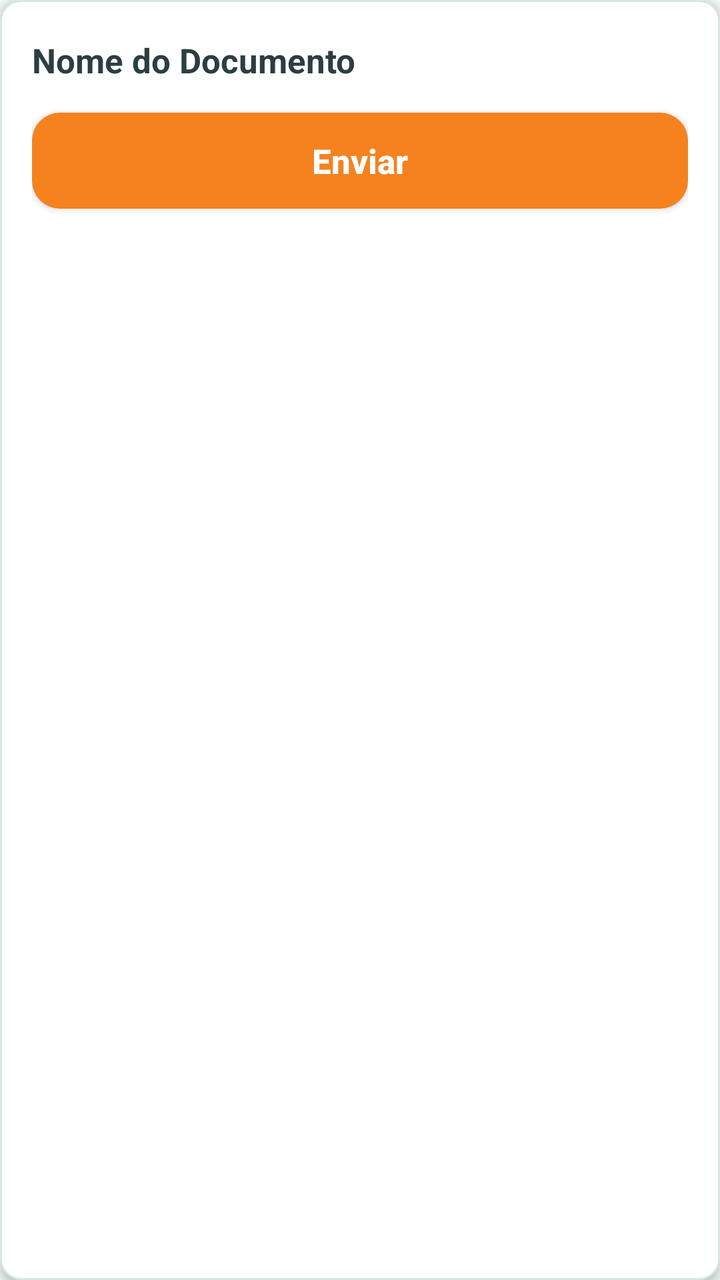
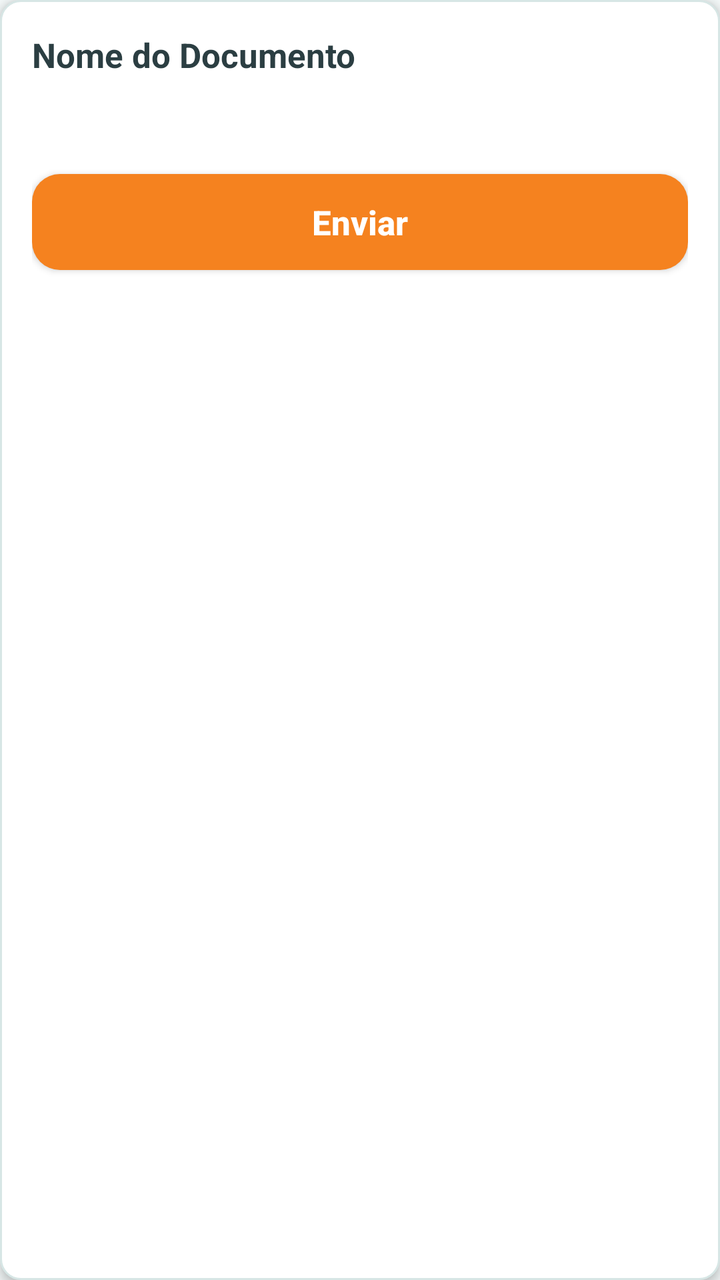

Before-and-after screenshots of an Android layout around one commit, followed by the original layout XML and the change that was made.
<!-- AndroidManifest.xml: application theme AppTheme -->
<!-- res/layout/item_documento.xml -->
<?xml version="1.0" encoding="utf-8"?>
<LinearLayout
    xmlns:android="http://schemas.android.com/apk/res/android"
    android:layout_width="match_parent"
    android:layout_height="wrap_content"
    android:orientation="vertical"
    android:layout_marginStart="16dp"
    android:layout_marginEnd="16dp"
    android:layout_marginBottom="12dp"
    android:background="@drawable/bg_cadier_card"
    android:elevation="3dp"
    android:padding="16dp">

    
    <FrameLayout
        android:id="@+id/frameAvatarItemDocumento"
        android:layout_width="72dp"
        android:layout_height="72dp"
        android:layout_gravity="center_horizontal"
        android:layout_marginBottom="10dp"
        android:visibility="gone">

        <View
            android:layout_width="72dp"
            android:layout_height="72dp"
            android:background="@drawable/bg_cadier_avatar_ring"/>

        <ImageView
            android:id="@+id/imageViewAvatarItemDocumento"
            android:layout_width="64dp"
            android:layout_height="64dp"
            android:layout_gravity="center"
            android:background="@drawable/bg_cadier_avatar_mask"
            android:clipToOutline="true"
            android:scaleType="centerInside"/>
    </FrameLayout>

    
    <LinearLayout
        android:id="@+id/containerObsItemDocumento"
        android:layout_width="match_parent"
        android:layout_height="wrap_content"
        android:orientation="vertical"
        android:layout_marginBottom="12dp"
        android:background="@drawable/bg_cadier_warning"
        android:padding="12dp"
        android:visibility="gone">

        <TextView
            style="@style/Cadier.Text.Body.Secondary"
            android:layout_width="match_parent"
            android:layout_height="wrap_content"
            android:textAlignment="center"
            android:text="Essa foto será usada na confecção da sua Credencial PVC. Escolha uma foto nítida, de rosto, com fundo neutro."/>
    </LinearLayout>

    <LinearLayout
        android:layout_width="match_parent"
        android:layout_height="wrap_content"
        android:gravity="center_vertical"
        android:orientation="horizontal">

        <TextView
            android:id="@+id/textViewNomeItemDocumento"
            style="@style/Cadier.Text.Body"
            android:layout_width="0dp"
            android:layout_height="wrap_content"
            android:layout_weight="1"
            android:textStyle="bold"
            android:text="Nome do Documento"/>

        <TextView
            android:id="@+id/textViewStatusItemDocumento"
            android:layout_width="wrap_content"
            android:layout_height="wrap_content"
            android:textColor="@color/cadier_text_on_dark"
            android:textStyle="bold"
            android:textSize="@dimen/cadier_text_caption"
            android:paddingLeft="10dp"
            android:paddingRight="10dp"
            android:paddingTop="4dp"
            android:paddingBottom="4dp"
            android:text="Pendente"/>
    </LinearLayout>

    <TextView
        android:id="@+id/textViewMotivoRejeicaoItemDocumento"
        style="@style/Cadier.Text.Caption"
        android:layout_width="match_parent"
        android:layout_height="wrap_content"
        android:layout_marginTop="8dp"
        android:textColor="@color/status_error"
        android:visibility="gone"
        android:text="Motivo da rejeição"/>

    <Button
        android:id="@+id/buttonEnviarItemDocumento"
        style="@style/Cadier.Button.Secondary"
        android:layout_width="match_parent"
        android:layout_height="48dp"
        android:layout_marginTop="12dp"
        android:text="Enviar"/>

</LinearLayout>
<!-- resources referenced by this layout -->
<resources>
  <color name="cadier_text_on_dark">#FFFFFF</color>
  <color name="status_error">#D32F2F</color>
  <dimen name="cadier_text_caption">15sp</dimen>
  <!-- drawable bg_cadier_avatar_mask (drawable) -->
  <?xml version="1.0" encoding="utf-8"?>
  <shape xmlns:android="http://schemas.android.com/apk/res/android" android:shape="oval">
      <solid android:color="@color/cadier_surface"/>
  </shape>
  <!-- drawable bg_cadier_avatar_ring (drawable) -->
  <?xml version="1.0" encoding="utf-8"?>
  <shape xmlns:android="http://schemas.android.com/apk/res/android" android:shape="oval">
      <solid android:color="@color/cadier_teal"/>
  </shape>
  <!-- drawable bg_cadier_card (drawable) -->
  <?xml version="1.0" encoding="utf-8"?>
  <shape xmlns:android="http://schemas.android.com/apk/res/android" android:shape="rectangle">
      <solid android:color="@color/cadier_surface"/>
      <stroke android:width="1dp" android:color="@color/cadier_border"/>
      <corners android:radius="@dimen/cadier_radius_card"/>
  </shape>
  <!-- drawable bg_cadier_warning (drawable) -->
  <?xml version="1.0" encoding="utf-8"?>
  <shape xmlns:android="http://schemas.android.com/apk/res/android" android:shape="rectangle">
      <solid android:color="@color/cadier_warning_bg"/>
      <stroke android:width="1dp" android:color="@color/cadier_warning_border"/>
      <corners android:radius="@dimen/cadier_radius_card"/>
  </shape>
  <style name="Cadier.Button.Secondary">
          <item name="android:background">@drawable/bg_cadier_button_secondary</item>
      </style>
  <style name="Cadier.Text.Body" parent="">
          <item name="android:textSize">@dimen/cadier_text_body</item>
          <item name="android:textColor">@color/cadier_text_primary</item>
      </style>
  <style name="Cadier.Text.Body.Secondary" parent="Cadier.Text.Body">
          <item name="android:textSize">@dimen/cadier_text_body_secondary</item>
          <item name="android:textColor">@color/cadier_text_secondary</item>
      </style>
  <style name="Cadier.Text.Caption" parent="">
          <item name="android:textSize">@dimen/cadier_text_caption</item>
          <item name="android:textColor">@color/cadier_text_secondary</item>
      </style>
  <style name="AppTheme" parent="Theme.AppCompat.Light.NoActionBar">
          
          <item name="colorPrimary">@color/colorPrimary</item>
          <item name="colorPrimaryDark">@color/colorPrimaryDark</item>
          <item name="colorAccent">@color/colorAccent</item>
          <item name="android:windowBackground">@color/cadier_bg</item>
          <item name="android:textColorPrimary">@color/cadier_text_primary</item>
      </style>
  <color name="cadier_surface">#FFFFFF</color>
  <color name="cadier_teal">#128C86</color>
  <color name="cadier_border">#D7E6E5</color>
  <dimen name="cadier_radius_card">10dp</dimen>
  <color name="cadier_warning_bg">#FFF3E6</color>
  <color name="cadier_warning_border">#F5CBA0</color>
  <dimen name="cadier_text_body">17sp</dimen>
  <color name="cadier_text_primary">#2B3E42</color>
  <dimen name="cadier_text_body_secondary">16sp</dimen>
  <color name="cadier_text_secondary">#5C7377</color>
  <color name="colorPrimary">@color/cadier_teal</color>
  <color name="colorPrimaryDark">@color/cadier_teal_dark</color>
  <color name="colorAccent">@color/cadier_orange</color>
  <color name="cadier_bg">#F4F9F9</color>
  <dimen name="cadier_radius_button">14dp</dimen>
  <color name="cadier_orange_hover">#D96F14</color>
  <color name="cadier_orange">#F5821F</color>
  <color name="cadier_teal_dark">#0C6C67</color>
  <!-- unchanged entries left out for length: 1 -->
</resources>

<!-- the commit's change to res/layout/item_documento.xml (unified diff, before → after) -->
@@ -54,18 +54,17 @@
             android:text="Essa foto será usada na confecção da sua Credencial PVC. Escolha uma foto nítida, de rosto, com fundo neutro."/>
     </LinearLayout>
 
+    
     <LinearLayout
         android:layout_width="match_parent"
         android:layout_height="wrap_content"
-        android:gravity="center_vertical"
-        android:orientation="horizontal">
+        android:orientation="vertical">
 
         <TextView
             android:id="@+id/textViewNomeItemDocumento"
             style="@style/Cadier.Text.Body"
-            android:layout_width="0dp"
+            android:layout_width="match_parent"
             android:layout_height="wrap_content"
-            android:layout_weight="1"
             android:textStyle="bold"
             android:text="Nome do Documento"/>
 
@@ -73,6 +72,7 @@
             android:id="@+id/textViewStatusItemDocumento"
             android:layout_width="wrap_content"
             android:layout_height="wrap_content"
+            android:layout_marginTop="8dp"
             android:textColor="@color/cadier_text_on_dark"
             android:textStyle="bold"
             android:textSize="@dimen/cadier_text_caption"
